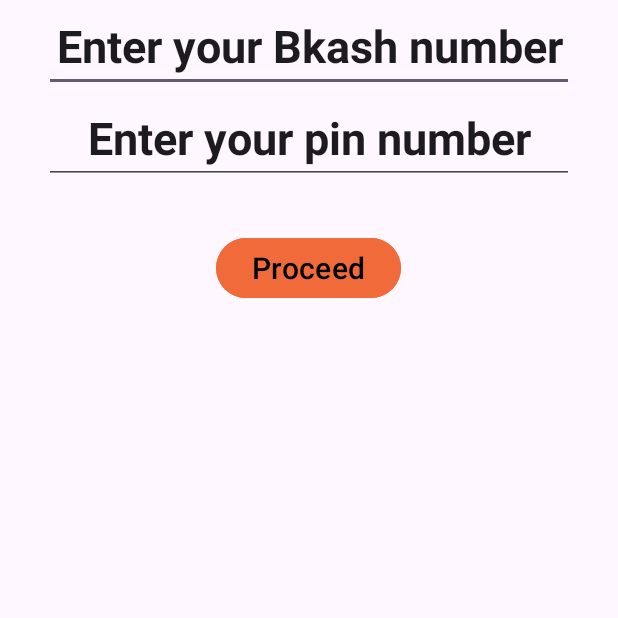
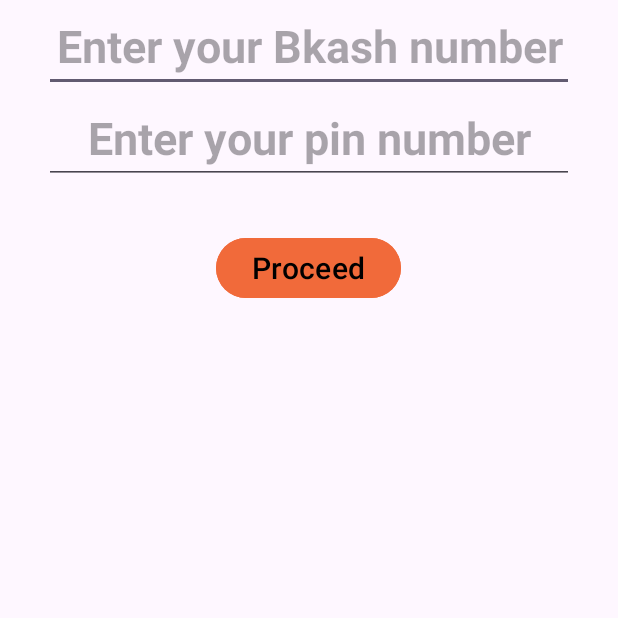
Before and after one commit to tahsinatasnim232002-hub/DineDashApp, an Android app: the BkashActivity screen opened directly, with no data from a screen before it, on a phone screen of 412 x 824 dp, the top half of it. Run offline under Robolectric (Android 15) with nearby library versions, the phone set to English and light mode, and no system bars.

Commit message:
Latest Updates

```diff
--- a/app/src/main/java/com/example/dinedash/ui/CashPaymentActivity.java
+++ b/app/src/main/java/com/example/dinedash/ui/CashPaymentActivity.java
@@ -21,7 +21,7 @@ public class CashPaymentActivity extends AppCompatActivity {
         proceedBtn.setOnClickListener(v -> {
             Intent intent = new Intent(CashPaymentActivity.this, ThankYouActivity.class);
             startActivity(intent);
-            finish(); // Remove this page from back stack
+//            finish(); // Remove this page from back stack
         });
     }
 }
--- a/app/src/main/java/com/example/dinedash/ui/ThankYouActivity.java
+++ b/app/src/main/java/com/example/dinedash/ui/ThankYouActivity.java
@@ -20,9 +20,9 @@ public class ThankYouActivity extends AppCompatActivity {
         // Continue button click → back to Home/Menu or MainActivity
         continueBtn.setOnClickListener(v -> {
             Intent intent = new Intent(ThankYouActivity.this, MenuActivity.class);
-            intent.setFlags(Intent.FLAG_ACTIVITY_CLEAR_TOP | Intent.FLAG_ACTIVITY_NEW_TASK);
+//            intent.setFlags(Intent.FLAG_ACTIVITY_CLEAR_TOP | Intent.FLAG_ACTIVITY_NEW_TASK);
             startActivity(intent);
-            finish();
+//            finish();
         });
     }
 }
--- a/app/src/main/res/layout/activity_bkashpayment.xml
+++ b/app/src/main/res/layout/activity_bkashpayment.xml
@@ -20,7 +20,7 @@
         android:ems="10"
         android:gravity="center"
         android:inputType="number"
-        android:text="Enter your Bkash number"
+        android:hint="Enter your Bkash number"
         android:textSize="30dp"
         android:textStyle="bold"
         app:layout_constraintEnd_toEndOf="parent"
@@ -34,7 +34,7 @@
         android:ems="10"
         android:gravity="center"
         android:inputType="number"
-        android:text="Enter your pin number"
+        android:hint="Enter your pin number"
         android:textSize="30dp"
         android:textStyle="bold"
         app:layout_constraintEnd_toEndOf="parent"
```
